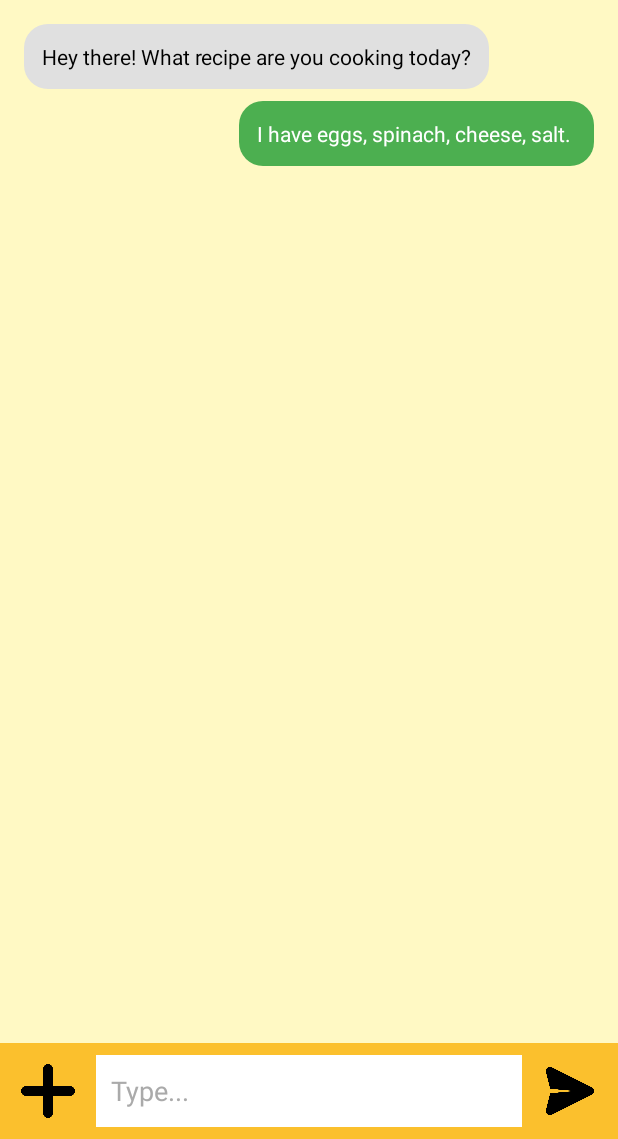
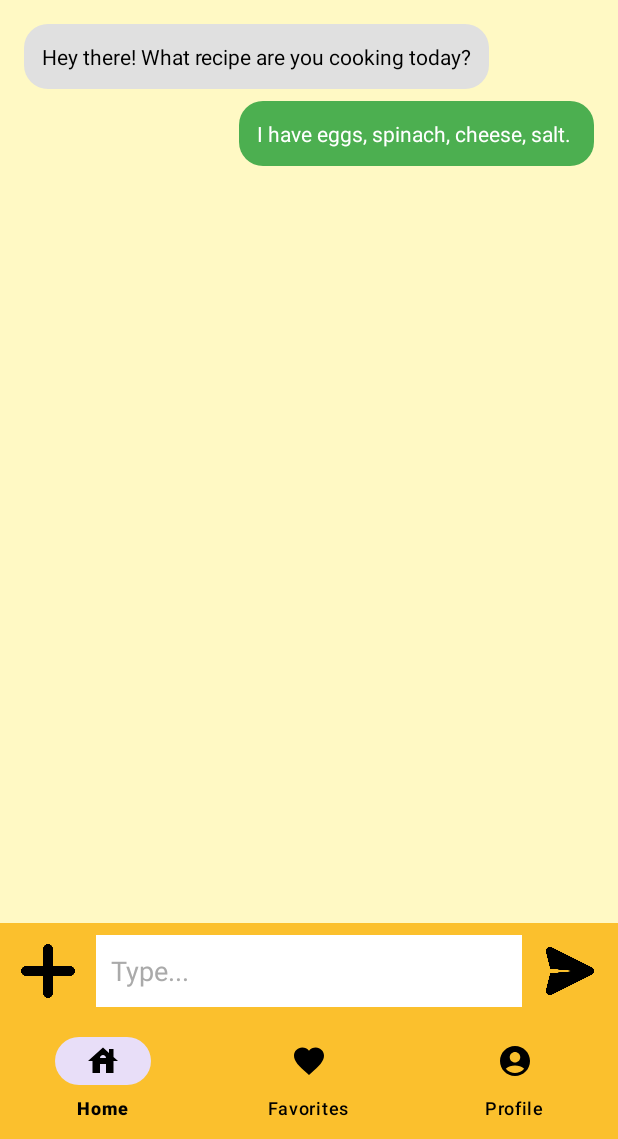
Before and after one commit to NEU-MobileDev-3/RecipeIt-Client, an Android app: the screen it shows after launch (MainActivity), on a phone screen of 412 x 824 dp, the part 97-1236 px from its top. Run offline under Robolectric (Android 15) with nearby library versions, the phone set to English and light mode, and no system bars.

Commit message:
added the bottom nav menu

```diff
--- a/RecipeIt/app/src/main/java/com/mobiledev/recipeit/MainActivity.java
+++ b/RecipeIt/app/src/main/java/com/mobiledev/recipeit/MainActivity.java
@@ -11,6 +11,7 @@ import android.util.Base64;
 import android.view.View;
 import android.widget.EditText;
 import android.widget.TextView;
+import android.widget.Toast;
 
 import androidx.activity.EdgeToEdge;
 import androidx.appcompat.app.AppCompatActivity;
@@ -18,6 +19,7 @@ import androidx.core.graphics.Insets;
 import androidx.core.view.ViewCompat;
 import androidx.core.view.WindowInsetsCompat;
 
+import com.google.android.material.bottomnavigation.BottomNavigationView;
 import com.mobiledev.recipeit.Helpers.RecipeApiClient;
 import com.mobiledev.recipeit.Models.RecipeByChatRequest;
 import com.mobiledev.recipeit.Models.RecipeByImageRequest;
@@ -61,6 +63,25 @@ public class MainActivity extends AppCompatActivity {
                     }
                 }
         );
+
+        // Set up Bottom navigation menu
+        BottomNavigationView bottomNav = findViewById(R.id.bottomNav);
+        bottomNav.setOnItemSelectedListener(item -> {
+            int id = item.getItemId();
+
+            if (id == R.id.nav_home) {
+                Toast.makeText(this, "Home selected", Toast.LENGTH_SHORT).show();
+                return true;
+            } else if (id == R.id.nav_favorites) {
+                Toast.makeText(this, "Favorites selected", Toast.LENGTH_SHORT).show();
+                return true;
+            } else if (id == R.id.nav_profile) {
+                Toast.makeText(this, "Profile selected", Toast.LENGTH_SHORT).show();
+                return true;
+            }
+
+            return false;
+        });
     }
 
     public void onSelectPhoto(View v){
--- /dev/null
+++ b/RecipeIt/app/src/main/res/drawable/ic_favorite.xml
@@ -0,0 +1,5 @@
+<vector xmlns:android="http://schemas.android.com/apk/res/android" android:height="24dp" android:tint="#000000" android:viewportHeight="24" android:viewportWidth="24" android:width="24dp">
+
+    <path android:fillColor="@android:color/white" android:pathData="M12,21.35l-1.45,-1.32C5.4,15.36 2,12.28 2,8.5 2,5.42 4.42,3 7.5,3c1.74,0 3.41,0.81 4.5,2.09C13.09,3.81 14.76,3 16.5,3 19.58,3 22,5.42 22,8.5c0,3.78 -3.4,6.86 -8.55,11.54L12,21.35z"/>
+
+</vector>
--- /dev/null
+++ b/RecipeIt/app/src/main/res/drawable/ic_home.xml
@@ -0,0 +1,5 @@
+<vector xmlns:android="http://schemas.android.com/apk/res/android" android:height="24dp" android:tint="#000000" android:viewportHeight="24" android:viewportWidth="24" android:width="24dp">
+
+    <path android:fillColor="@android:color/white" android:pathData="M19,9.3V4h-3v2.6L12,3L2,12h3v8h5v-6h4v6h5v-8h3L19,9.3zM10,10c0,-1.1 0.9,-2 2,-2s2,0.9 2,2H10z"/>
+
+</vector>
--- /dev/null
+++ b/RecipeIt/app/src/main/res/drawable/ic_profile.xml
@@ -0,0 +1,5 @@
+<vector xmlns:android="http://schemas.android.com/apk/res/android" android:height="24dp" android:tint="#000000" android:viewportHeight="24" android:viewportWidth="24" android:width="24dp">
+
+    <path android:fillColor="@android:color/white" android:pathData="M12,2C6.48,2 2,6.48 2,12s4.48,10 10,10s10,-4.48 10,-10S17.52,2 12,2zM12,6c1.93,0 3.5,1.57 3.5,3.5S13.93,13 12,13s-3.5,-1.57 -3.5,-3.5S10.07,6 12,6zM12,20c-2.03,0 -4.43,-0.82 -6.14,-2.88C7.55,15.8 9.68,15 12,15s4.45,0.8 6.14,2.12C16.43,19.18 14.03,20 12,20z"/>
+
+</vector>
--- a/RecipeIt/app/src/main/res/layout/activity_main.xml
+++ b/RecipeIt/app/src/main/res/layout/activity_main.xml
@@ -91,7 +91,7 @@
         android:orientation="horizontal"
         android:padding="8dp"
         android:background="#FBC02D"
-        app:layout_constraintBottom_toBottomOf="parent"
+        app:layout_constraintBottom_toTopOf="@+id/bottomNav"
         app:layout_constraintStart_toStartOf="parent"
         app:layout_constraintEnd_toEndOf="parent">
 
@@ -134,4 +134,18 @@
             android:padding="6dp"
             android:src="@drawable/message" />
     </LinearLayout>
+
+    <com.google.android.material.bottomnavigation.BottomNavigationView
+        android:id="@+id/bottomNav"
+        android:layout_width="0dp"
+        android:layout_height="wrap_content"
+        android:background="#FBC02D"
+        app:menu="@menu/bottom_nav_menu"
+        app:labelVisibilityMode="labeled"
+        app:itemIconTint="@color/black"
+        app:itemTextColor="@color/black"
+        app:layout_constraintBottom_toBottomOf="parent"
+        app:layout_constraintStart_toStartOf="parent"
+        app:layout_constraintEnd_toEndOf="parent" />
+
 </androidx.constraintlayout.widget.ConstraintLayout>
--- /dev/null
+++ b/RecipeIt/app/src/main/res/menu/bottom_nav_menu.xml
@@ -0,0 +1,17 @@
+<?xml version="1.0" encoding="utf-8"?>
+<menu xmlns:android="http://schemas.android.com/apk/res/android">
+    <item
+        android:id="@+id/nav_home"
+        android:icon="@drawable/ic_home"
+        android:title="@string/home" />
+
+    <item
+        android:id="@+id/nav_favorites"
+        android:icon="@drawable/ic_favorite"
+        android:title="@string/favorites" />
+
+    <item
+        android:id="@+id/nav_profile"
+        android:icon="@drawable/ic_profile"
+        android:title="@string/profile" />
+</menu>
--- a/RecipeIt/app/src/main/res/values/strings.xml
+++ b/RecipeIt/app/src/main/res/values/strings.xml
@@ -5,4 +5,7 @@
     <string name="app_slogan">Snap, Cook, Enjoy!</string>
     <string name="recipeit">RecipeIt</string>
     <string name="about">About</string>
+    <string name="home">Home</string>
+    <string name="favorites">Favorites</string>
+    <string name="profile">Profile</string>
 </resources>
```
